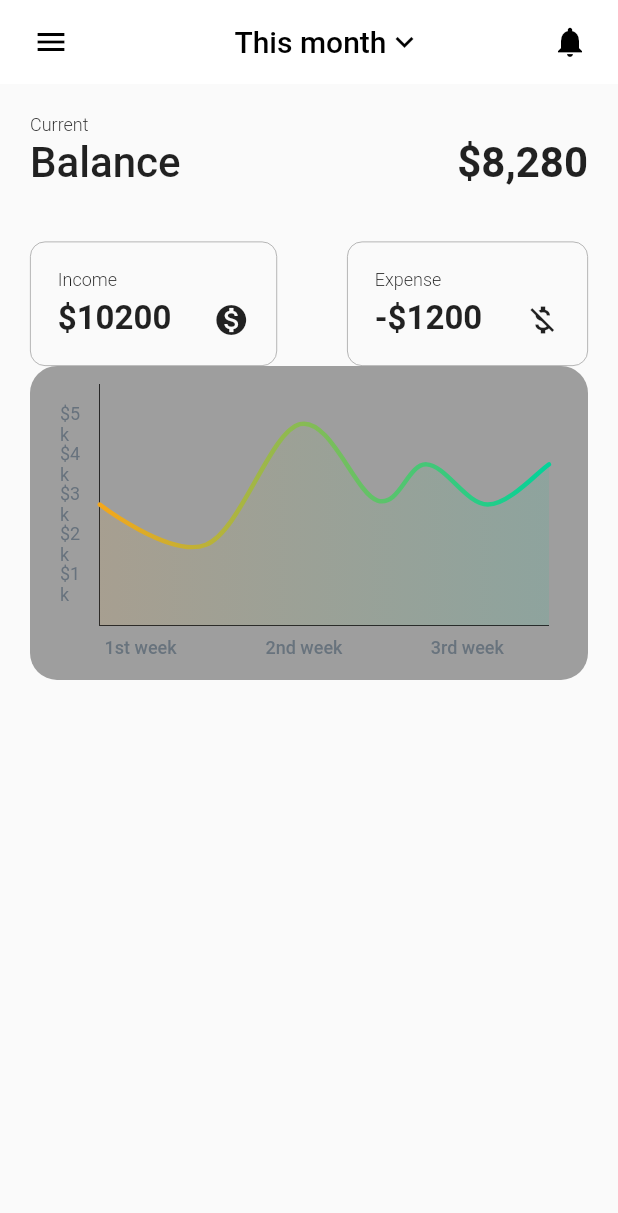
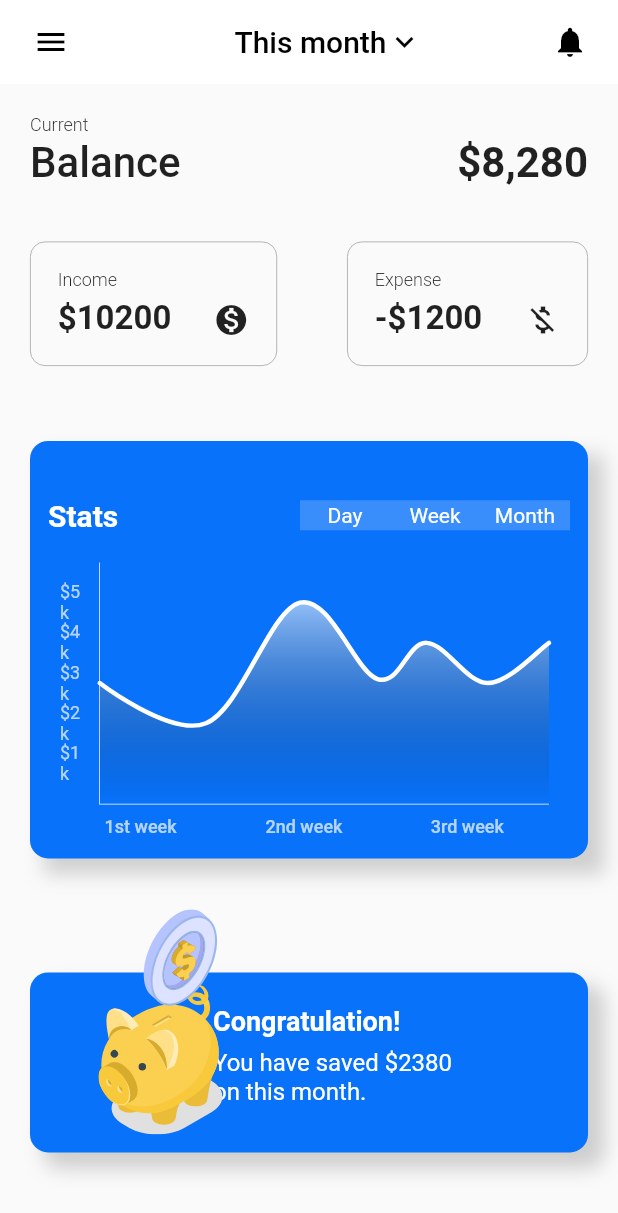
Before and after one commit to MarTevoL/finance-tracker-ui, a Flutter app: the screen it shows after launch, on a phone screen of 412 x 824 dp. Shown: the top 1213 px of the screen. Run offline on Flutter 3.47's test engine with Material 2 defaults, Android fonts, the phone set to English and light mode, and no system bars; drawn by our look-alikes of fl_chart; our stand-ins replace flutter_svg.

Commit message:
Add bottom banner,box shadow fx

```diff
--- a/lib/home_page.dart
+++ b/lib/home_page.dart
@@ -1,6 +1,7 @@
 import 'package:finance_tracker_ui/income_expense_card.dart';
 import 'package:finance_tracker_ui/line_chart_sample.dart';
 import 'package:flutter/material.dart';
+import 'package:flutter_svg/svg.dart';
 
 class HomePage extends StatefulWidget {
   @override
@@ -8,6 +9,7 @@ class HomePage extends StatefulWidget {
 }
 
 class _HomePageState extends State<HomePage> {
+  int _moneySaved = 2380;
   @override
   Widget build(BuildContext context) {
     return Scaffold(
@@ -63,7 +65,81 @@ class _HomePageState extends State<HomePage> {
                 ),
               ],
             ),
-            Container(child: LineChartSample2()),
+            Container(
+              margin: EdgeInsets.symmetric(vertical: 50.0),
+              child: LineChartSample2(),
+              decoration: BoxDecoration(
+                boxShadow: [
+                  BoxShadow(
+                      color: Colors.grey[500].withAlpha(120),
+                      offset: Offset(10, 10),
+                      spreadRadius: 1.0,
+                      blurRadius: 10.0),
+                ],
+              ),
+            ),
+            Container(
+              margin: EdgeInsets.only(top: 26.0),
+              child: Stack(
+                overflow: Overflow.visible,
+                children: <Widget>[
+                  Container(
+                    width: double.infinity,
+                    height: 120.0,
+                    padding: EdgeInsets.all(12.0),
+                    decoration: BoxDecoration(
+                      color: Color(0xff0872FA),
+                      borderRadius: BorderRadius.circular(12.0),
+                      boxShadow: [
+                        BoxShadow(
+                            color: Colors.grey[500].withAlpha(120),
+                            offset: Offset(10, 10),
+                            spreadRadius: 1.0,
+                            blurRadius: 10.0),
+                      ],
+                    ),
+                    child: Padding(
+                      padding: EdgeInsets.only(left: 110.0, top: 10.0),
+                      child: Column(
+                        crossAxisAlignment: CrossAxisAlignment.start,
+                        children: <Widget>[
+                          Text(
+                            'Congratulation!',
+                            style: TextStyle(
+                              color: Colors.white,
+                              fontSize: 18.0,
+                              fontWeight: FontWeight.bold,
+                            ),
+                          ),
+                          SizedBox(
+                            height: 8.0,
+                          ),
+                          Text(
+                            'You have saved \$$_moneySaved \non this month.',
+                            style: TextStyle(
+                              color: Colors.white,
+                              fontSize: 16.0,
+                              fontWeight: FontWeight.normal,
+                            ),
+                          ),
+                        ],
+                      ),
+                    ),
+                  ),
+                  Positioned(
+                    left: 12.0,
+                    bottom: 12.0,
+                    child: Container(
+                      child: SvgPicture.asset(
+                        'images/coin_pig.svg',
+                        height: 150.0,
+                        width: 150.0,
+                      ),
+                    ),
+                  ),
+                ],
+              ),
+            )
           ],
         ),
       ),
--- a/lib/line_chart_sample.dart
+++ b/lib/line_chart_sample.dart
@@ -8,22 +8,48 @@ class LineChartSample2 extends StatefulWidget {
 
 class _LineChartSample2State extends State<LineChartSample2> {
   List<Color> gradientColors = [
-    const Color(0xffF5A71A),
-    const Color(0xff02d39a),
+    Colors.white,
+    Colors.black.withOpacity(0.0),
   ];
 
   @override
   Widget build(BuildContext context) {
-    return Stack(
-      children: <Widget>[
-        AspectRatio(
-          aspectRatio: 16 / 9,
-          child: Container(
-            decoration: const BoxDecoration(
-                borderRadius: BorderRadius.all(
-                  Radius.circular(18),
-                ),
-                color: Colors.grey),
+    return Container(
+      decoration: BoxDecoration(
+          color: Color(0xff0872FA), borderRadius: BorderRadius.circular(12.0)),
+      padding: EdgeInsets.only(top: 30.0),
+      child: Column(
+        children: <Widget>[
+          Padding(
+            padding: EdgeInsets.symmetric(horizontal: 12.0, vertical: 8.0),
+            child: Row(
+              mainAxisAlignment: MainAxisAlignment.spaceBetween,
+              children: <Widget>[
+                Flexible(
+                    flex: 1,
+                    child: Text(
+                      'Stats',
+                      style: TextStyle(
+                          color: Colors.white,
+                          fontSize: 20.0,
+                          fontWeight: FontWeight.bold),
+                    )),
+                Flexible(
+                  flex: 2,
+                  child: Row(
+                    mainAxisAlignment: MainAxisAlignment.end,
+                    children: <Widget>[
+                      _buildChartTimeButton(onTap: () {}, title: 'Day'),
+                      _buildChartTimeButton(onTap: () {}, title: 'Week'),
+                      _buildChartTimeButton(onTap: () {}, title: 'Month'),
+                    ],
+                  ),
+                )
+              ],
+            ),
+          ),
+          AspectRatio(
+            aspectRatio: 16 / 9,
             child: Padding(
               padding: const EdgeInsets.only(
                   right: 26.0, left: 20.0, top: 12.0, bottom: 12),
@@ -32,8 +58,24 @@ class _LineChartSample2State extends State<LineChartSample2> {
               ),
             ),
           ),
+        ],
+      ),
+    );
+  }
+
+  Container _buildChartTimeButton({VoidCallback onTap, String title}) {
+    return Container(
+      alignment: Alignment.center,
+      width: 60.0,
+      padding: EdgeInsets.symmetric(horizontal: 8.0, vertical: 2.0),
+      decoration: BoxDecoration(color: Colors.white.withOpacity(0.2)),
+      child: InkWell(
+        onTap: onTap,
+        child: Text(
+          title,
+          style: TextStyle(color: Colors.white),
         ),
-      ],
+      ),
     );
   }
 
@@ -47,9 +89,7 @@ class _LineChartSample2State extends State<LineChartSample2> {
         bottomTitles: SideTitles(
           showTitles: true,
           textStyle: const TextStyle(
-              color: Color(0xff68737d),
-              fontWeight: FontWeight.w500,
-              fontSize: 12),
+              color: Colors.white70, fontWeight: FontWeight.w500, fontSize: 12),
           getTitles: (value) {
             switch (value.toInt()) {
               case 1:
@@ -67,7 +107,7 @@ class _LineChartSample2State extends State<LineChartSample2> {
         leftTitles: SideTitles(
           showTitles: true,
           textStyle: const TextStyle(
-            color: Color(0xff67727d),
+            color: Colors.white70,
             fontWeight: FontWeight.normal,
             fontSize: 12,
           ),
@@ -93,8 +133,8 @@ class _LineChartSample2State extends State<LineChartSample2> {
       borderData: FlBorderData(
           show: true,
           border: Border(
-            left: BorderSide(width: 0.5),
-            bottom: BorderSide(width: 0.5),
+            left: BorderSide(width: 0.5, color: Colors.white),
+            bottom: BorderSide(width: 0.5, color: Colors.white),
           )),
       minX: 0,
       maxX: 11,
@@ -112,7 +152,7 @@ class _LineChartSample2State extends State<LineChartSample2> {
             FlSpot(11, 4),
           ],
           isCurved: true,
-          colors: gradientColors,
+          colors: [Colors.white],
           barWidth: 3,
           isStrokeCapRound: true,
           dotData: FlDotData(
@@ -125,10 +165,11 @@ class _LineChartSample2State extends State<LineChartSample2> {
             ),
           ),
           belowBarData: BarAreaData(
-            show: true,
-            colors:
-                gradientColors.map((color) => color.withOpacity(0.1)).toList(),
-          ),
+              show: true,
+              colors: [Colors.white.withOpacity(0.6), Colors.transparent],
+              gradientFrom: Offset(0.5, 0),
+              gradientTo: Offset(0.5, 1),
+              gradientColorStops: [0.1, 1]),
         ),
       ],
     );
```
Also changed, not shown: pubspec.yaml (+4 -8 lines), images/coin_pig.svg (added), pubspec.lock.
